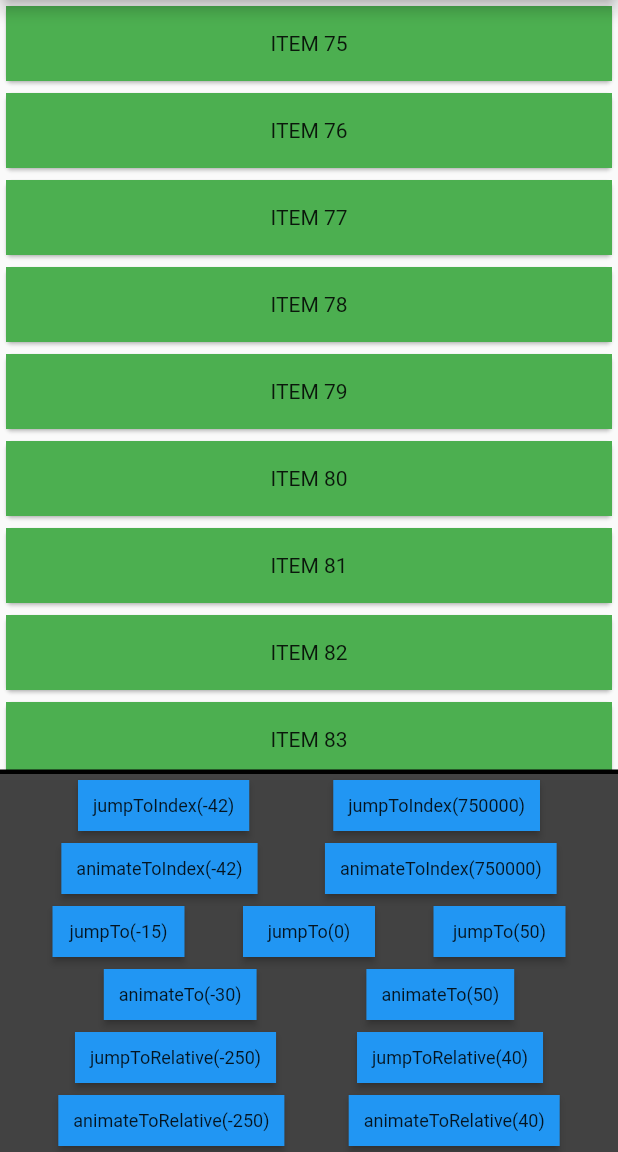
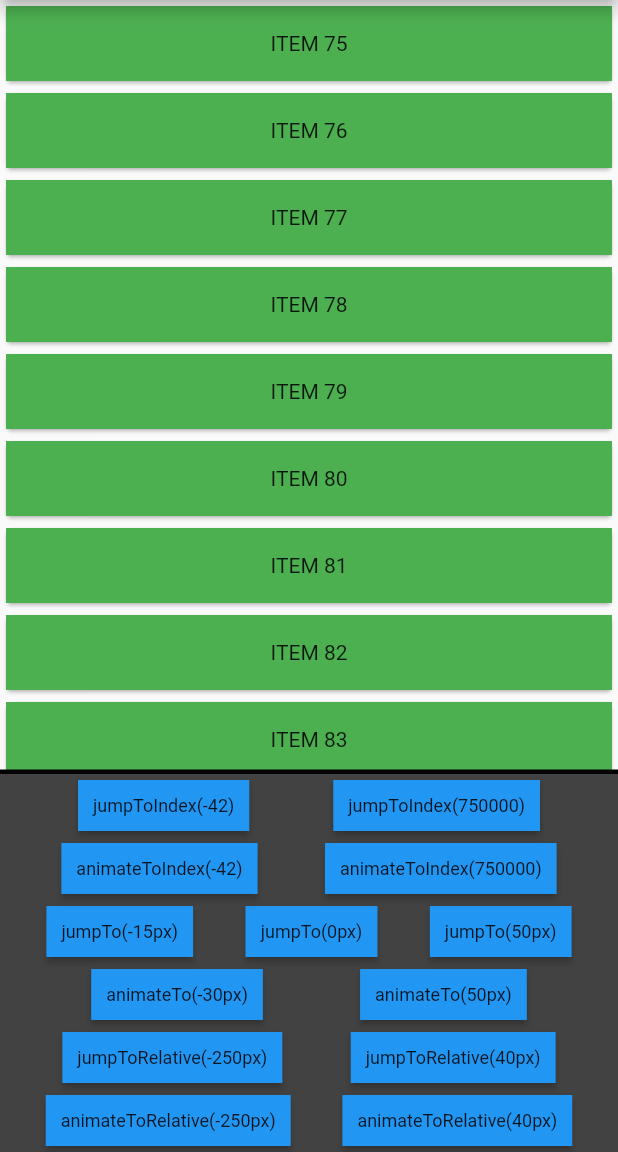
Before and after one commit to marcglasberg/indexed_list_view, a Flutter app: the screen it shows after launch, on a phone screen of 412 x 824 dp, the part 84-1236 px from its top. Run offline on Flutter 3.47's test engine with Material 2 defaults, Android fonts, the phone set to English and light mode, and no system bars.

Commit message:
Example improvements.

```diff
--- a/example/lib/main.dart
+++ b/example/lib/main.dart
@@ -49,33 +49,33 @@ class HomePage extends StatelessWidget {
                 Row(
                   mainAxisAlignment: MainAxisAlignment.spaceEvenly,
                   children: [
-                    button("jumpTo(-15)", () => controller.jumpTo(-15)),
-                    button("jumpTo(0)", () => controller.jumpTo(0)),
-                    button("jumpTo(50)", () => controller.jumpTo(50)),
+                    button("jumpTo(-15px)", () => controller.jumpTo(-15)),
+                    button("jumpTo(0px)", () => controller.jumpTo(0)),
+                    button("jumpTo(50px)", () => controller.jumpTo(50)),
                   ],
                 ),
                 // ---
                 Row(
                   mainAxisAlignment: MainAxisAlignment.spaceEvenly,
                   children: [
-                    button("animateTo(-30)", () => controller.animateTo(-30)),
-                    button("animateTo(50)", () => controller.animateTo(50)),
+                    button("animateTo(-30px)", () => controller.animateTo(-30)),
+                    button("animateTo(50px)", () => controller.animateTo(50)),
                   ],
                 ),
                 // ---
                 Row(
                   mainAxisAlignment: MainAxisAlignment.spaceEvenly,
                   children: [
-                    button("jumpToRelative(-250)", () => controller.jumpToRelative(-250)),
-                    button("jumpToRelative(40)", () => controller.jumpToRelative(40)),
+                    button("jumpToRelative(-250px)", () => controller.jumpToRelative(-250)),
+                    button("jumpToRelative(40px)", () => controller.jumpToRelative(40)),
                   ],
                 ),
                 // ---
                 Row(
                   mainAxisAlignment: MainAxisAlignment.spaceEvenly,
                   children: [
-                    button("animateToRelative(-250)", () => controller.animateToRelative(-250)),
-                    button("animateToRelative(40)", () => controller.animateToRelative(40)),
+                    button("animateToRelative(-250px)", () => controller.animateToRelative(-250)),
+                    button("animateToRelative(40px)", () => controller.animateToRelative(40)),
                   ],
                 ),
               ],
--- a/example/lib/main_with_finite_items.dart
+++ b/example/lib/main_with_finite_items.dart
@@ -49,33 +49,33 @@ class HomePage extends StatelessWidget {
                 Row(
                   mainAxisAlignment: MainAxisAlignment.spaceEvenly,
                   children: [
-                    button("jumpTo(-15)", () => controller.jumpTo(-15)),
-                    button("jumpTo(0)", () => controller.jumpTo(0)),
-                    button("jumpTo(50)", () => controller.jumpTo(50)),
+                    button("jumpTo(-15px)", () => controller.jumpTo(-15)),
+                    button("jumpTo(0px)", () => controller.jumpTo(0)),
+                    button("jumpTo(50px)", () => controller.jumpTo(50)),
                   ],
                 ),
                 // ---
                 Row(
                   mainAxisAlignment: MainAxisAlignment.spaceEvenly,
                   children: [
-                    button("animateTo(-30)", () => controller.animateTo(-30)),
-                    button("animateTo(50)", () => controller.animateTo(50)),
+                    button("animateTo(-30px)", () => controller.animateTo(-30)),
+                    button("animateTo(50px)", () => controller.animateTo(50)),
                   ],
                 ),
                 // ---
                 Row(
                   mainAxisAlignment: MainAxisAlignment.spaceEvenly,
                   children: [
-                    button("jumpToRelative(-250)", () => controller.jumpToRelative(-250)),
-                    button("jumpToRelative(40)", () => controller.jumpToRelative(40)),
+                    button("jumpToRelative(-250px)", () => controller.jumpToRelative(-250)),
+                    button("jumpToRelative(40px)", () => controller.jumpToRelative(40)),
                   ],
                 ),
                 // ---
                 Row(
                   mainAxisAlignment: MainAxisAlignment.spaceEvenly,
                   children: [
-                    button("animateToRelative(-250)", () => controller.animateToRelative(-250)),
-                    button("animateToRelative(40)", () => controller.animateToRelative(40)),
+                    button("animateToRelative(-250px)", () => controller.animateToRelative(-250)),
+                    button("animateToRelative(40px)", () => controller.animateToRelative(40)),
                   ],
                 ),
               ],
```
